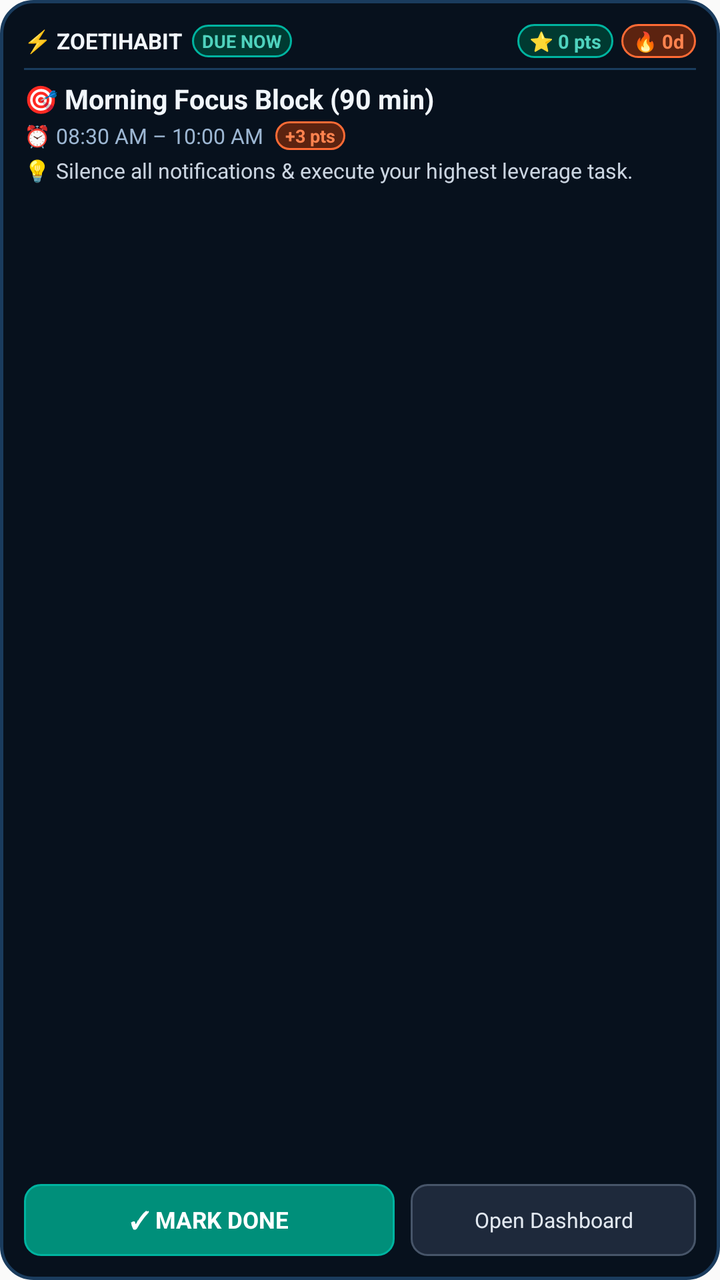
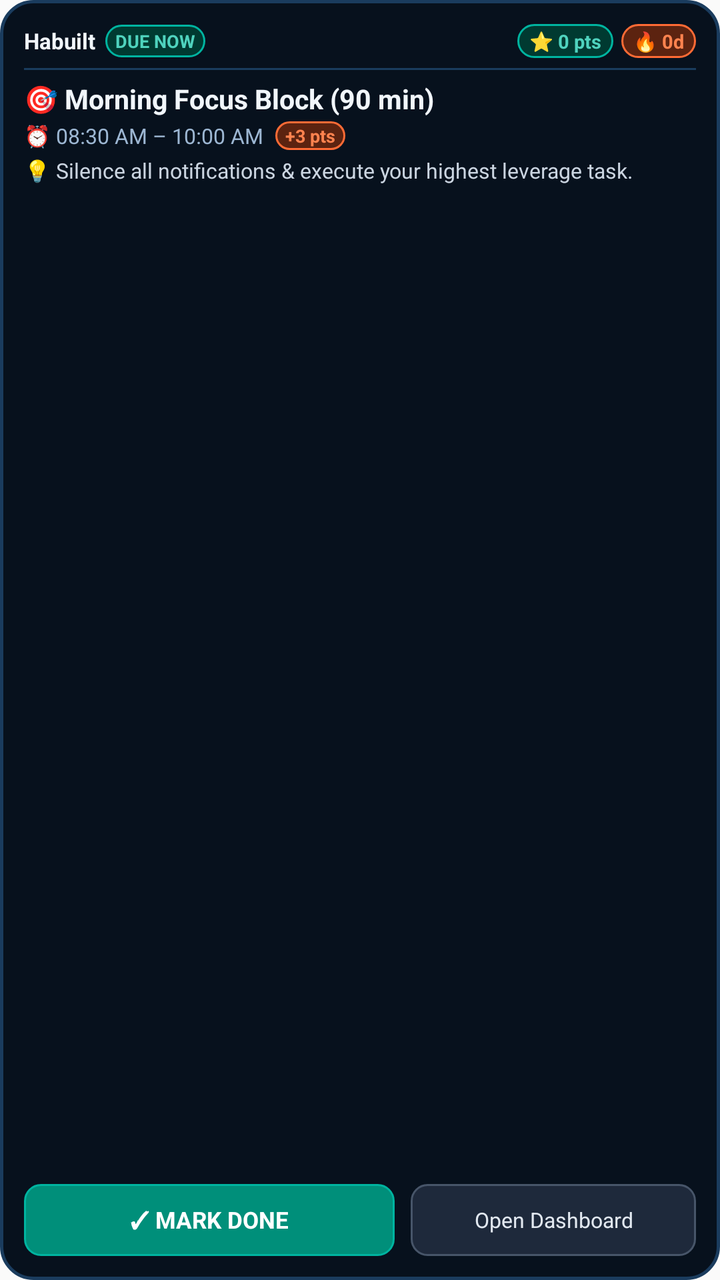

Two renders of the same Android screen: before a commit and after it. Below are the layout's source before the change and the commit's diff.
<!-- AndroidManifest.xml: application theme AppTheme -->
<!-- res/layout/widget_due_now_layout.xml -->
<?xml version="1.0" encoding="utf-8"?>
<LinearLayout xmlns:android="http://schemas.android.com/apk/res/android"
    android:id="@+id/widget_root"
    android:layout_width="match_parent"
    android:layout_height="match_parent"
    android:background="@drawable/widget_card_bg"
    android:orientation="vertical"
    android:padding="12dp">

    
    <LinearLayout
        android:layout_width="match_parent"
        android:layout_height="wrap_content"
        android:gravity="center_vertical"
        android:orientation="horizontal">

        <TextView
            android:id="@+id/tv_widget_brand"
            android:layout_width="wrap_content"
            android:layout_height="wrap_content"
            android:text="⚡ ZOETIHABIT"
            android:textColor="#F1F6FB"
            android:textSize="11sp"
            android:textStyle="bold" />

        <TextView
            android:id="@+id/tv_widget_status_pill"
            android:layout_width="wrap_content"
            android:layout_height="wrap_content"
            android:layout_marginStart="5dp"
            android:background="@drawable/widget_pill_emerald"
            android:paddingStart="5dp"
            android:paddingTop="2dp"
            android:paddingEnd="5dp"
            android:paddingBottom="2dp"
            android:text="DUE NOW"
            android:textColor="#4FD3BE"
            android:textSize="9sp"
            android:textStyle="bold" />

        <FrameLayout
            android:layout_width="0dp"
            android:layout_height="1dp"
            android:layout_weight="1" />

        
        <TextView
            android:id="@+id/tv_widget_today_pts"
            android:layout_width="wrap_content"
            android:layout_height="wrap_content"
            android:background="@drawable/widget_pill_emerald"
            android:paddingStart="6dp"
            android:paddingTop="2dp"
            android:paddingEnd="6dp"
            android:paddingBottom="2dp"
            android:text="⭐ 0 pts"
            android:textColor="#4FD3BE"
            android:textSize="9.5sp"
            android:textStyle="bold" />

        
        <TextView
            android:id="@+id/tv_widget_streak"
            android:layout_width="wrap_content"
            android:layout_height="wrap_content"
            android:layout_marginStart="4dp"
            android:background="@drawable/widget_pill_gold"
            android:paddingStart="6dp"
            android:paddingTop="2dp"
            android:paddingEnd="6dp"
            android:paddingBottom="2dp"
            android:text="🔥 0d"
            android:textColor="#FF834F"
            android:textSize="9.5sp"
            android:textStyle="bold" />

        
        <TextView
            android:id="@+id/tv_widget_adherence"
            android:layout_width="wrap_content"
            android:layout_height="wrap_content"
            android:layout_marginStart="4dp"
            android:background="@drawable/widget_pill_teal"
            android:paddingStart="6dp"
            android:paddingTop="2dp"
            android:paddingEnd="6dp"
            android:paddingBottom="2dp"
            android:text="🎯 100%"
            android:textColor="#38BDF8"
            android:textSize="9.5sp"
            android:textStyle="bold"
            android:visibility="gone" />
    </LinearLayout>

    
    <FrameLayout
        android:layout_width="match_parent"
        android:layout_height="1dp"
        android:layout_marginTop="5dp"
        android:layout_marginBottom="5dp"
        android:background="#1A3C5E" />

    
    <TextView
        android:id="@+id/tv_widget_habit_name"
        android:layout_width="match_parent"
        android:layout_height="wrap_content"
        android:ellipsize="end"
        android:maxLines="2"
        android:text="🎯 Morning Focus Block (90 min)"
        android:textColor="#F1F6FB"
        android:textSize="13.5sp"
        android:textStyle="bold" />

    
    <LinearLayout
        android:layout_width="match_parent"
        android:layout_height="wrap_content"
        android:layout_marginTop="2dp"
        android:gravity="center_vertical"
        android:orientation="horizontal">

        <TextView
            android:id="@+id/tv_widget_schedule"
            android:layout_width="wrap_content"
            android:layout_height="wrap_content"
            android:text="⏰ 08:30 AM – 10:00 AM"
            android:textColor="#9DB7D3"
            android:textSize="10.5sp" />

        <TextView
            android:id="@+id/tv_widget_points"
            android:layout_width="wrap_content"
            android:layout_height="wrap_content"
            android:layout_marginStart="6dp"
            android:background="@drawable/widget_pill_gold"
            android:paddingStart="5dp"
            android:paddingTop="1dp"
            android:paddingEnd="5dp"
            android:paddingBottom="1dp"
            android:text="+3 pts"
            android:textColor="#FF834F"
            android:textSize="9sp"
            android:textStyle="bold" />
    </LinearLayout>

    
    <TextView
        android:id="@+id/tv_widget_guidance"
        android:layout_width="match_parent"
        android:layout_height="wrap_content"
        android:layout_marginTop="3dp"
        android:ellipsize="end"
        android:maxLines="2"
        android:text="💡 Silence all notifications &amp; execute your highest leverage task."
        android:textColor="#CBD5E1"
        android:textSize="10.5sp" />

    <FrameLayout
        android:layout_width="0dp"
        android:layout_height="0dp"
        android:layout_weight="1" />

    
    <LinearLayout
        android:layout_width="match_parent"
        android:layout_height="36dp"
        android:layout_marginTop="6dp"
        android:orientation="horizontal">

        <TextView
            android:id="@+id/btn_widget_mark_done"
            android:layout_width="0dp"
            android:layout_height="match_parent"
            android:layout_marginEnd="4dp"
            android:layout_weight="1.3"
            android:background="@drawable/widget_btn_done_bg"
            android:clickable="true"
            android:focusable="true"
            android:gravity="center"
            android:text="✓ MARK DONE"
            android:textColor="#FFFFFF"
            android:textSize="11.5sp"
            android:textStyle="bold" />

        <TextView
            android:id="@+id/btn_widget_open_app"
            android:layout_width="0dp"
            android:layout_height="match_parent"
            android:layout_marginStart="4dp"
            android:layout_weight="1"
            android:background="@drawable/widget_btn_open_bg"
            android:clickable="true"
            android:focusable="true"
            android:gravity="center"
            android:text="Open Dashboard"
            android:textColor="#E2E8F0"
            android:textSize="10.5sp" />
    </LinearLayout>

</LinearLayout>
<!-- resources referenced by this layout -->
<resources>
  <!-- drawable widget_btn_done_bg (drawable) -->
  <?xml version="1.0" encoding="utf-8"?>
  <shape xmlns:android="http://schemas.android.com/apk/res/android"
      android:shape="rectangle">
      <solid android:color="#008F7A" />
      <corners android:radius="8dp" />
      <stroke
          android:width="1dp"
          android:color="#00B4A0" />
  </shape>
  <!-- drawable widget_btn_open_bg (drawable) -->
  <?xml version="1.0" encoding="utf-8"?>
  <shape xmlns:android="http://schemas.android.com/apk/res/android"
      android:shape="rectangle">
      <solid android:color="#1E293B" />
      <corners android:radius="8dp" />
      <stroke
          android:width="1dp"
          android:color="#475569" />
  </shape>
  <!-- drawable widget_card_bg (drawable) -->
  <?xml version="1.0" encoding="utf-8"?>
  <shape xmlns:android="http://schemas.android.com/apk/res/android"
      android:shape="rectangle">
      <solid android:color="#07111D" />
      <corners android:radius="16dp" />
      <stroke
          android:width="1.5dp"
          android:color="#1A3C5E" />
  </shape>
  <!-- drawable widget_pill_emerald (drawable) -->
  <?xml version="1.0" encoding="utf-8"?>
  <shape xmlns:android="http://schemas.android.com/apk/res/android"
      android:shape="rectangle">
      <solid android:color="#003A31" />
      <corners android:radius="12dp" />
      <stroke
          android:width="1dp"
          android:color="#00B4A0" />
  </shape>
  <!-- drawable widget_pill_gold (drawable) -->
  <?xml version="1.0" encoding="utf-8"?>
  <shape xmlns:android="http://schemas.android.com/apk/res/android"
      android:shape="rectangle">
      <solid android:color="#5C2310" />
      <corners android:radius="12dp" />
      <stroke
          android:width="1dp"
          android:color="#FF6B35" />
  </shape>
  <!-- drawable widget_pill_teal (drawable) -->
  <?xml version="1.0" encoding="utf-8"?>
  <shape xmlns:android="http://schemas.android.com/apk/res/android"
      android:shape="rectangle">
      <solid android:color="#0C253B" />
      <corners android:radius="12dp" />
      <stroke
          android:width="1dp"
          android:color="#0EA5E9" />
  </shape>
  <style name="AppTheme" parent="Theme.AppCompat.Light.DarkActionBar">
          
          <item name="colorPrimary">@color/colorPrimary</item>
          <item name="colorPrimaryDark">@color/colorPrimaryDark</item>
          <item name="colorAccent">@color/colorAccent</item>
      </style>
</resources>

<!-- the commit's change to res/layout/widget_due_now_layout.xml (unified diff, before → after) -->
@@ -18,7 +18,7 @@
             android:id="@+id/tv_widget_brand"
             android:layout_width="wrap_content"
             android:layout_height="wrap_content"
-            android:text="⚡ ZOETIHABIT"
+            android:text="Habuilt"
             android:textColor="#F1F6FB"
             android:textSize="11sp"
             android:textStyle="bold" />
